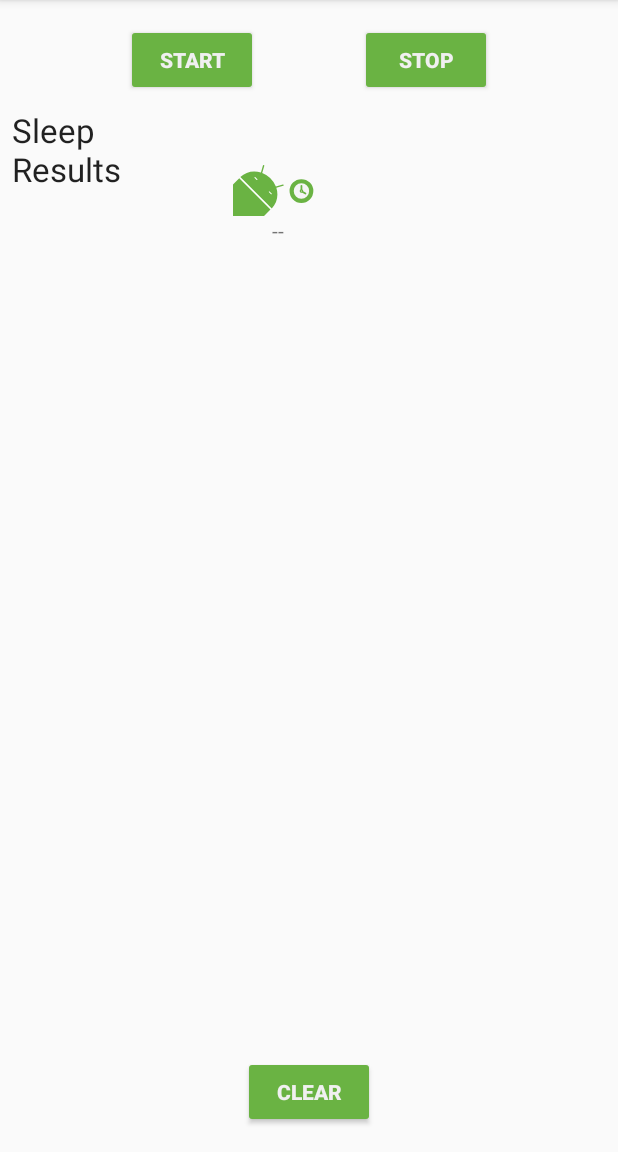
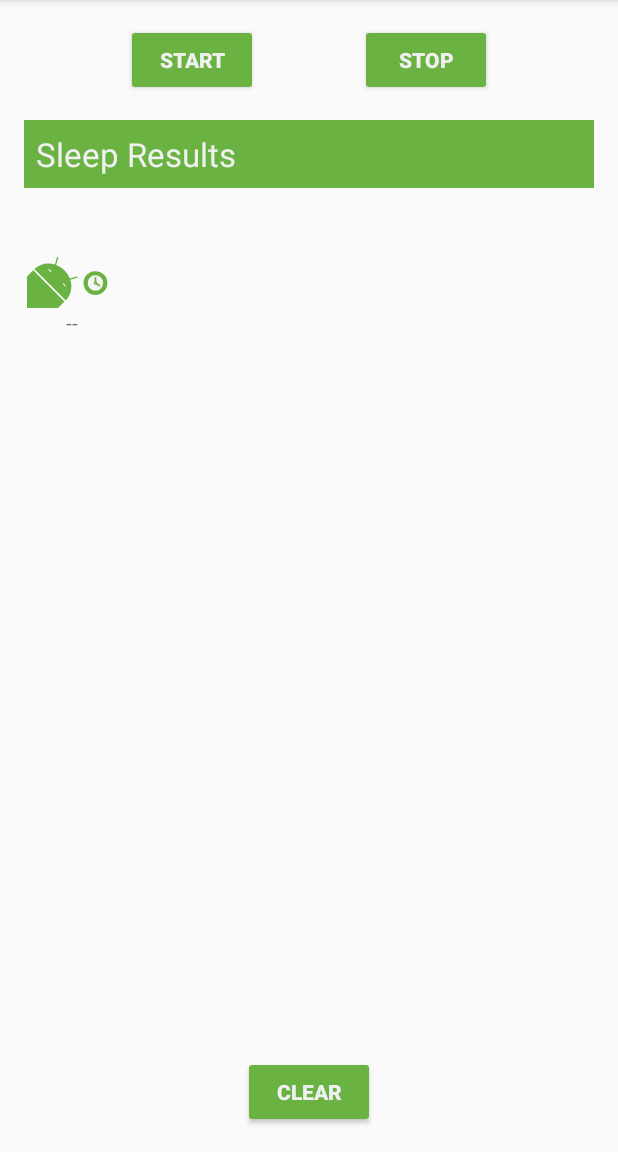
Before and after one commit to time-shimizu/recycler-view-click-handler, an Android app: the screen it shows after launch (MainActivity), after a tap on "START", on a phone screen of 412 x 824 dp, the part 84-1236 px from its top. Run offline under Robolectric (Android 15) with nearby library versions, the phone set to English and light mode, and no system bars; our stand-ins replace Room's generated code, data binding; Roboto replaces fonts that are not available here; 3 statements that could not run were skipped.

```diff
--- a/app/src/main/java/com/example/android/trackmysleepquality/sleeptracker/SleepTrackerFragment.kt
+++ b/app/src/main/java/com/example/android/trackmysleepquality/sleeptracker/SleepTrackerFragment.kt
@@ -131,6 +131,14 @@ class SleepTrackerFragment : Fragment() {
         })
 
         val manager = GridLayoutManager(activity, 3)
+
+        manager.spanSizeLookup = object : GridLayoutManager.SpanSizeLookup() {
+            override fun getSpanSize(position: Int) =  when (position) {
+                0 -> 3
+                else -> 1
+            }
+        }
+
         binding.sleepList.layoutManager = manager
 
 
--- a/app/src/main/res/layout/header.xml
+++ b/app/src/main/res/layout/header.xml
@@ -3,6 +3,11 @@
     android:id="@+id/text"
     android:layout_width="match_parent"
     android:layout_height="wrap_content"
+    android:textColor="@color/white_text_color"
+    android:layout_marginStart="16dp"
+    android:layout_marginTop="16dp"
+    android:layout_marginEnd="16dp"
+    android:background="@color/colorAccent"
     android:textAppearance="?android:attr/textAppearanceLarge"
     android:text="@string/header_text"
     android:padding="8dp" />
```
